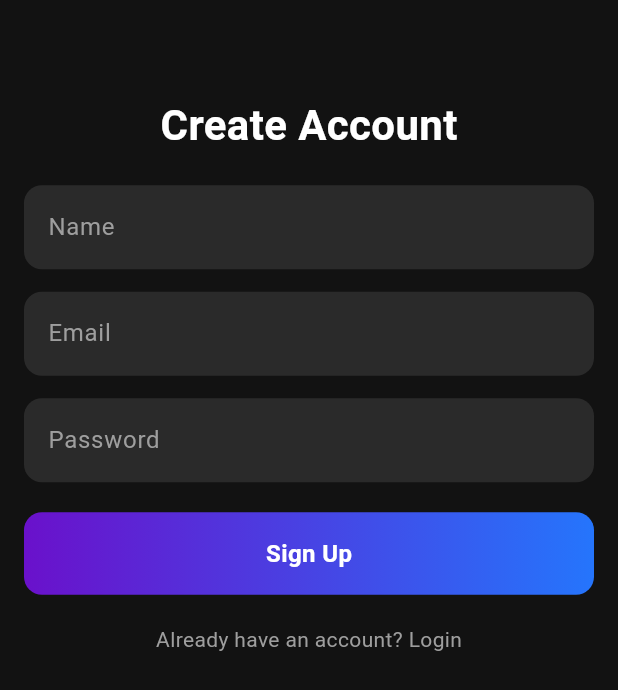
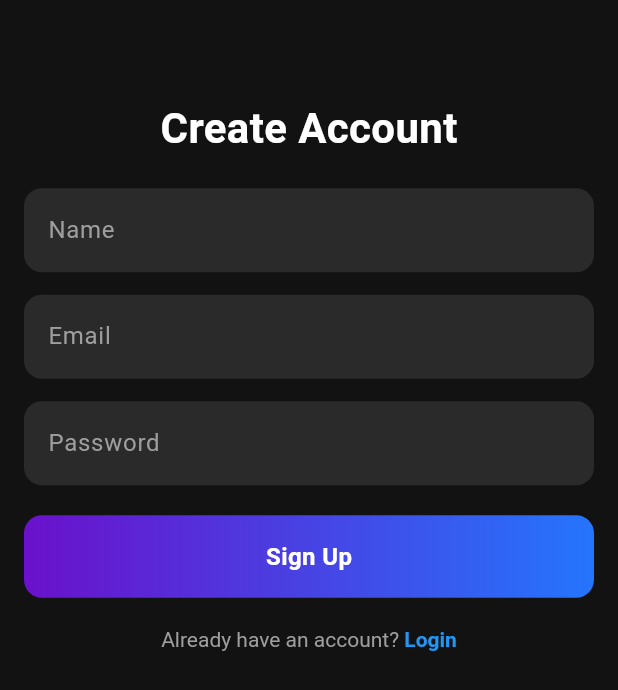
Before and after one commit to arman-951/Flutter_Projects, a Flutter app: the SignupScreen screen opened directly, on a phone screen of 412 x 824 dp. Shown: the part 285-975 px from the top of the screen. Run offline on Flutter 3.47's test engine with Material 3 defaults, Android fonts, the phone set to English and light mode, and no system bars.

Commit message:
second changes

```diff
--- a/login_form/lib/features/auth/screens/signup_screen.dart
+++ b/login_form/lib/features/auth/screens/signup_screen.dart
@@ -3,6 +3,7 @@ import 'package:login_form/features/auth/screens/login_screen.dart';
 import '../widgets/auth_gradient_button.dart';
 import '../widgets/auth_text_field.dart';
 import '../../../core/theme/app_palette.dart';
+import 'package:flutter/gestures.dart';
 
 class SignupScreen extends StatefulWidget {
   const SignupScreen({super.key});
@@ -80,16 +81,30 @@ class _SignupScreenState extends State<SignupScreen> {
 
                 const SizedBox(height: 20),
 
-                GestureDetector(
-                  onTap: () {
-                    Navigator.push(
-                      context,
-                      MaterialPageRoute(builder: (_) => const LoginScreen()),
-                    );
-                  },
-                  child: const Text(
-                    "Already have an account? Login",
-                    style: TextStyle(color: AppPallete.greyColor),
+                RichText(
+                  text: TextSpan(
+                    style: const TextStyle(color: AppPallete.greyColor),
+                    children: [
+                      const TextSpan(text: "Already have an account? "),
+
+                      TextSpan(
+                        text: "Login",
+                        style: const TextStyle(
+                          color: Colors.blue,
+                          fontWeight: FontWeight.bold,
+                        ),
+                        recognizer: TapGestureRecognizer()
+                          ..onTap = () {
+                            Navigator.push(
+                              context,
+                              MaterialPageRoute(
+                                builder: (_) => const LoginScreen(),
+                              ),
+                            );
+                          },
+                        mouseCursor: SystemMouseCursors.click, // 👈 ONLY HERE
+                      ),
+                    ],
                   ),
                 ),
               ],
--- a/login_form/lib/features/auth/widgets/auth_gradient_button.dart
+++ b/login_form/lib/features/auth/widgets/auth_gradient_button.dart
@@ -13,7 +13,9 @@ class AuthGradientButton extends StatelessWidget {
 
   @override
   Widget build(BuildContext context) {
-    return GestureDetector(
+    return MouseRegion(
+      cursor: SystemMouseCursors.click,
+    child: GestureDetector(
       onTap: onTap,
       child: Container(
         width: double.infinity,
@@ -38,6 +40,7 @@ class AuthGradientButton extends StatelessWidget {
           ),
         ),
       ),
+    ),
     );
   }
 }
```
Also changed, not shown: login_form/lib/features/auth/screens/login_screen.dart (+24 -11 lines).
